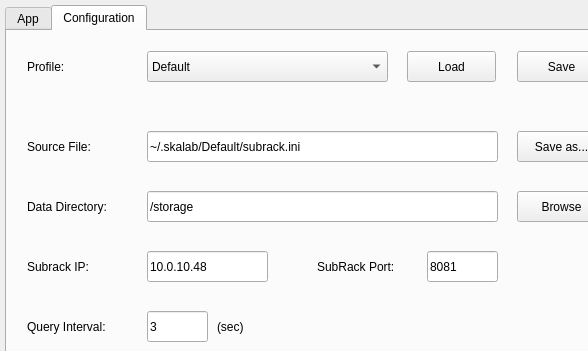
The window that skalab_subrack.ui (amattana/skalab) describes before a commit, drawn with Qt 5; both pictures show x 0 to 588 and y 0 to 351 of the 1171 by 918 pixel window.
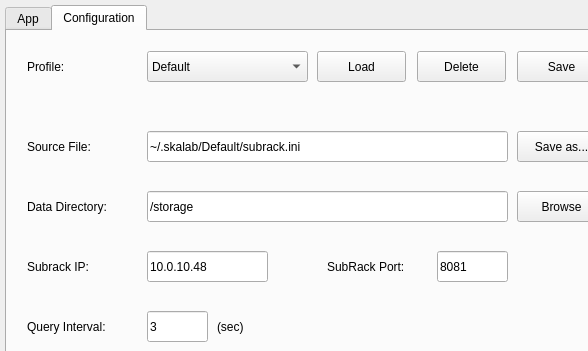
The same window after the commit. The open tabs and pages were chosen to show the change.

Commit message: managed subrack profiles

What changed in the file:
```diff
--- a/skalab_subrack.ui
+++ b/skalab_subrack.ui
@@ -892,7 +892,7 @@
       <rect>
        <x>140</x>
        <y>100</y>
-       <width>351</width>
+       <width>361</width>
        <height>31</height>
       </rect>
      </property>
@@ -950,7 +950,7 @@
       <rect>
        <x>140</x>
        <y>20</y>
-       <width>241</width>
+       <width>161</width>
        <height>31</height>
       </rect>
      </property>
@@ -969,7 +969,7 @@
     <widget class="QPushButton" name="qbutton_load">
      <property name="geometry">
       <rect>
-       <x>400</x>
+       <x>310</x>
        <y>20</y>
        <width>89</width>
        <height>31</height>
@@ -1017,7 +1017,7 @@
     <widget class="QLabel" name="qlabel_conf_label_7">
      <property name="geometry">
       <rect>
-       <x>310</x>
+       <x>320</x>
        <y>220</y>
        <width>101</width>
        <height>31</height>
@@ -1036,7 +1036,7 @@
     <widget class="QLineEdit" name="qline_profile_port">
      <property name="geometry">
       <rect>
-       <x>420</x>
+       <x>430</x>
        <y>220</y>
        <width>71</width>
        <height>31</height>
@@ -1121,7 +1121,7 @@
       <rect>
        <x>140</x>
        <y>160</y>
-       <width>351</width>
+       <width>361</width>
        <height>31</height>
       </rect>
      </property>
@@ -1164,6 +1164,19 @@
       <string>Browse</string>
      </property>
     </widget>
+    <widget class="QPushButton" name="qbutton_delete">
+     <property name="geometry">
+      <rect>
+       <x>410</x>
+       <y>20</y>
+       <width>89</width>
+       <height>31</height>
+      </rect>
+     </property>
+     <property name="text">
+      <string>Delete</string>
+     </property>
+    </widget>
    </widget>
   </widget>
  </widget>
```
Left out of the diff: 2 changed lines with no effect on the pictures. The commit also changes 2 other files.
